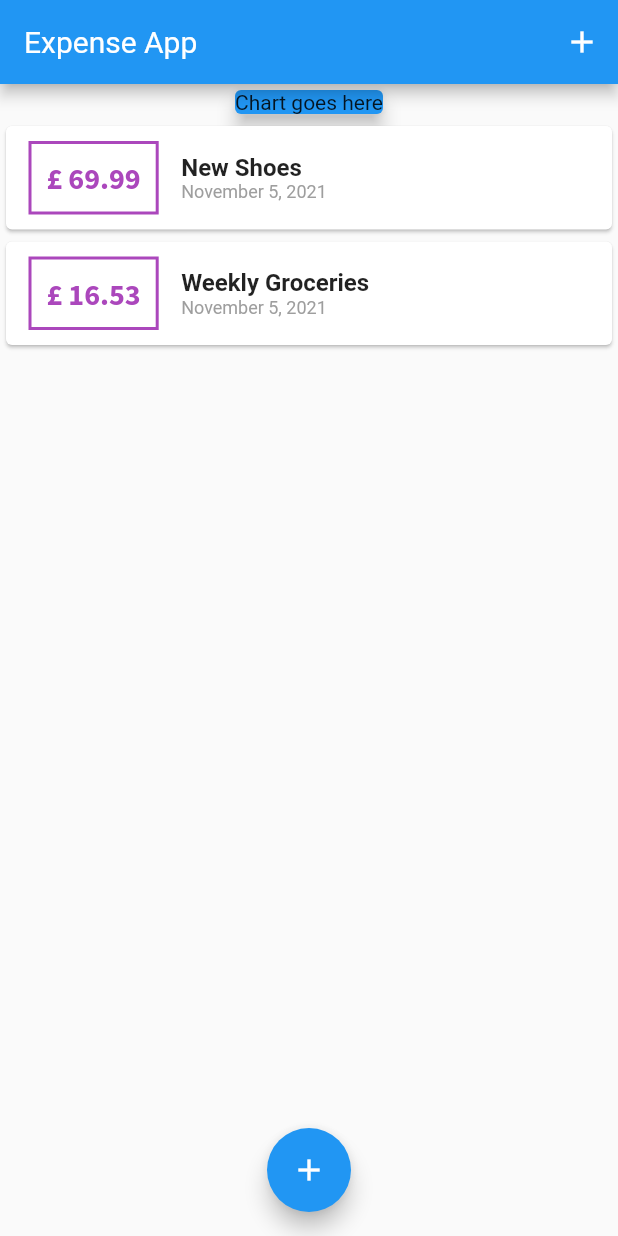
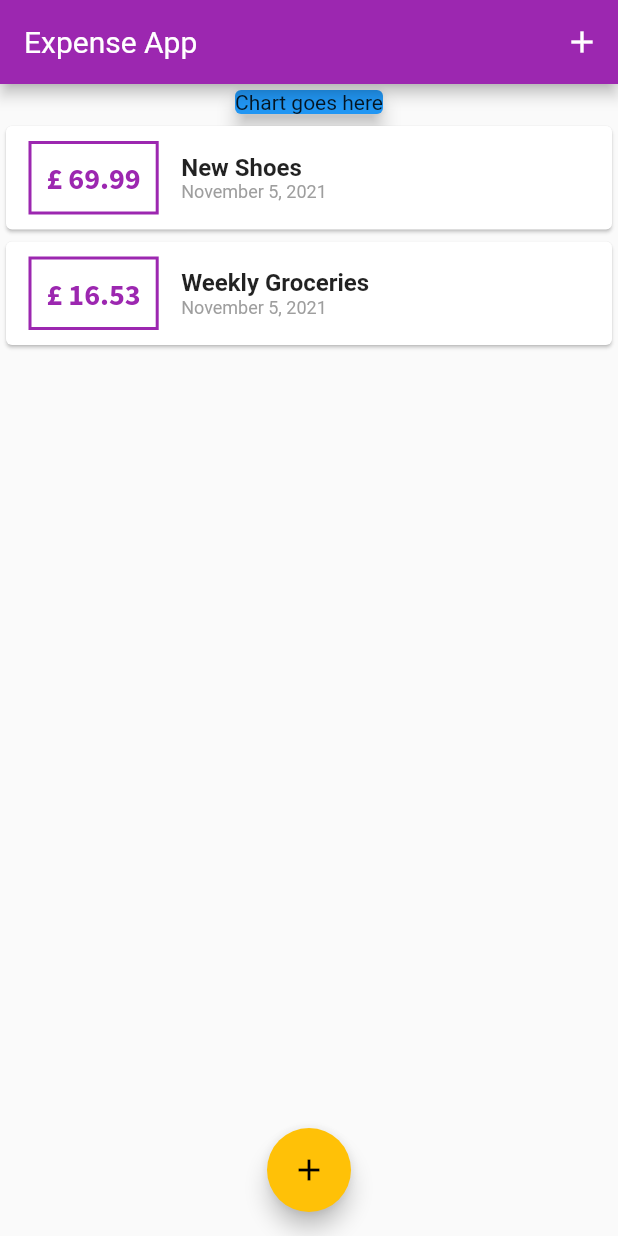
Before and after one commit to alexmisnovs/expense_tracker, a Flutter app: the screen it shows after launch, on a phone screen of 412 x 824 dp. Run offline on Flutter 3.47's test engine with Material 2 defaults, Android fonts, the phone set to English and light mode, and no system bars.

Commit message:
added themeData

```diff
--- a/lib/main.dart
+++ b/lib/main.dart
@@ -9,6 +9,11 @@ class MyApp extends StatelessWidget {
   @override
   Widget build(BuildContext context) {
     return MaterialApp(
+      theme: ThemeData(
+        primarySwatch: Colors.purple,
+        accentColor: Colors.amber,
+        fontFamily: 'Roboto',
+      ),
       title: 'Expense Tracker App',
       home: MyHomePage(),
     );
--- a/lib/widgets/transaction_list.dart
+++ b/lib/widgets/transaction_list.dart
@@ -20,7 +20,7 @@ class TransactionList extends StatelessWidget {
                   margin: EdgeInsets.symmetric(horizontal: 15, vertical: 10),
                   decoration: BoxDecoration(
                       border: Border.all(
-                    color: Colors.purple.shade400,
+                    color: Theme.of(context).primaryColor,
                     width: 2,
                   )),
                   padding: EdgeInsets.all(10),
@@ -31,7 +31,7 @@ class TransactionList extends StatelessWidget {
                       fontFamily: 'Source Sans Pro',
                       fontWeight: FontWeight.bold,
                       fontSize: 20,
-                      color: Colors.purple.shade400,
+                      color: Theme.of(context).primaryColor,
                     ),
                   ),
                 ),
```
